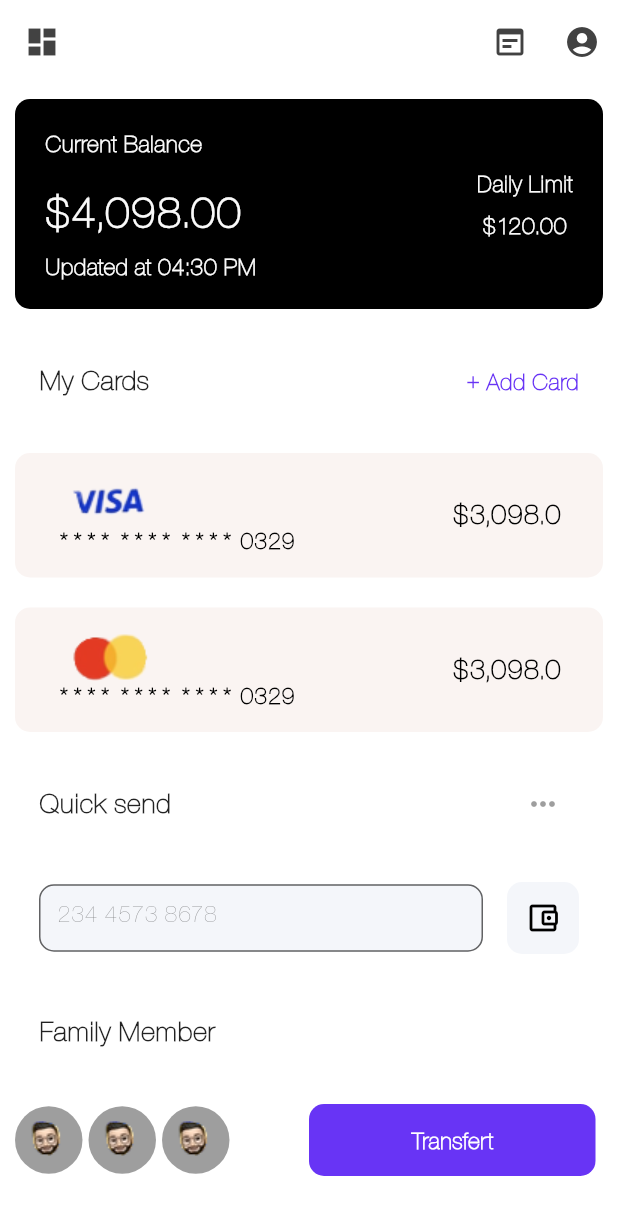
After one commit to Asam237/send_money_ui, a Flutter app: the screen it shows after launch, after a tap on "Continue", on a phone screen of 412 x 824 dp. The commit adds this screen. Shown: the top 1215 px of the screen. Run offline on Flutter 3.47's test engine with Material 2 defaults, Android fonts, the phone set to English and light mode, and no system bars.

Commit message:
feat: build home and landing screen

```diff
--- a/lib/views/components/text_component.dart
+++ b/lib/views/components/text_component.dart
@@ -22,7 +22,7 @@ class _TextComponentState extends State<TextComponent> {
         style: TextStyle(
             color: this.widget.color,
             fontSize: 30.0,
-            fontWeight: FontWeight.w700),
+            fontWeight: FontWeight.w800),
       );
     }
     if (this.widget.type == "subTitle") {
@@ -30,14 +30,14 @@ class _TextComponentState extends State<TextComponent> {
         this.widget.text.toString(),
         textAlign: this.widget.centered,
         style: TextStyle(
-            color: widget.color, fontSize: 20.0, fontWeight: FontWeight.w500),
+            color: widget.color, fontSize: 19.0, fontWeight: FontWeight.bold),
       );
     } else {
       return Text(
         textAlign: this.widget.centered,
         this.widget.text.toString(),
         style: TextStyle(
-            color: widget.color, fontSize: 16.0, fontWeight: FontWeight.w400),
+            color: widget.color, fontSize: 16.0, fontWeight: FontWeight.w700),
       );
     }
   }
--- /dev/null
+++ b/lib/views/screens/home_screen.dart
@@ -0,0 +1,275 @@
+import 'package:flutter/material.dart';
+import 'package:flutter/widgets.dart';
+import 'package:send_money_ui/commons/palettes.dart';
+import 'package:send_money_ui/views/components/button_component.dart';
+import 'package:send_money_ui/views/components/text_component.dart';
+
+class HomeScreen extends StatefulWidget {
+  const HomeScreen({Key? key}) : super(key: key);
+
+  @override
+  State<HomeScreen> createState() => _HomeScreenState();
+}
+
+class _HomeScreenState extends State<HomeScreen> {
+  @override
+  Widget build(BuildContext context) {
+    return Scaffold(
+      backgroundColor: Colors.white,
+      appBar: AppBar(
+        backgroundColor: Colors.white,
+        elevation: 0.0,
+        leading: Icon(
+          Icons.dashboard,
+          color: Colors.grey[800],
+        ),
+        actions: [
+          IconButton(
+              onPressed: () {},
+              icon: Icon(
+                Icons.wysiwyg_outlined,
+                color: Colors.grey[800],
+              )),
+          IconButton(
+              onPressed: () {},
+              icon: Icon(
+                Icons.account_circle_rounded,
+                color: Colors.grey[800],
+              ))
+        ],
+      ),
+      body: SafeArea(
+          child: Padding(
+        padding: const EdgeInsets.all(10.0),
+        child: ListView(
+          children: [
+            Container(
+              padding: EdgeInsets.all(20),
+              decoration: BoxDecoration(
+                  color: Colors.black, borderRadius: BorderRadius.circular(10)),
+              child: Row(
+                mainAxisAlignment: MainAxisAlignment.spaceBetween,
+                children: [
+                  Column(
+                    mainAxisAlignment: MainAxisAlignment.start,
+                    crossAxisAlignment: CrossAxisAlignment.start,
+                    children: [
+                      TextComponent(
+                        text: "Current Balance",
+                        color: Colors.grey[50],
+                      ),
+                      SizedBox(
+                        height: 20,
+                      ),
+                      TextComponent(
+                        type: "title",
+                        text: "\$4,098.00",
+                        color: Colors.grey[50],
+                      ),
+                      SizedBox(
+                        height: 10,
+                      ),
+                      TextComponent(
+                        text: "Updated at 04:30 PM",
+                        color: Colors.grey[50],
+                      ),
+                    ],
+                  ),
+                  Column(
+                    mainAxisAlignment: MainAxisAlignment.end,
+                    children: [
+                      TextComponent(
+                        text: "Daily Limit",
+                        color: Colors.grey[50],
+                      ),
+                      SizedBox(
+                        height: 10,
+                      ),
+                      TextComponent(
+                        text: "\$120.00",
+                        color: Colors.grey[50],
+                      ),
+                    ],
+                  )
+                ],
+              ),
+            ),
+            SizedBox(
+              height: 20,
+            ),
+            ListTile(
+              title: TextComponent(
+                text: "My Cards",
+                type: "subTitle",
+              ),
+              trailing: TextComponent(
+                text: "+ Add Card",
+                color: Palettes.secondary,
+              ),
+            ),
+            SizedBox(
+              height: 20,
+            ),
+            Container(
+              padding: EdgeInsets.all(12.0),
+              decoration: BoxDecoration(
+                  color: Color(0xfffaf4f2),
+                  borderRadius: BorderRadius.circular(10)),
+              child: ListTile(
+                title: Align(
+                  alignment: Alignment.topLeft,
+                  child: Image.asset(
+                    "assets/imgs/visa.png",
+                    fit: BoxFit.cover,
+                  ),
+                ),
+                subtitle: TextComponent(
+                  text: "**** **** **** 0329",
+                  color: Colors.black,
+                ),
+                trailing: TextComponent(
+                  text: "\$3,098.0",
+                  type: "subTitle",
+                  color: Colors.black,
+                ),
+              ),
+            ),
+            SizedBox(
+              height: 20,
+            ),
+            Container(
+              padding: EdgeInsets.all(12.0),
+              decoration: BoxDecoration(
+                  color: Color(0xfffaf4f2),
+                  borderRadius: BorderRadius.circular(10)),
+              child: ListTile(
+                title: Align(
+                  alignment: Alignment.topLeft,
+                  child: Image.asset(
+                    "assets/imgs/mastercard.png",
+                    fit: BoxFit.cover,
+                  ),
+                ),
+                subtitle: TextComponent(
+                  text: "**** **** **** 0329",
+                  color: Colors.black,
+                ),
+                trailing: TextComponent(
+                  text: "\$3,098.0",
+                  type: "subTitle",
+                  color: Colors.black,
+                ),
+              ),
+            ),
+            SizedBox(
+              height: 20,
+            ),
+            ListTile(
+              title: TextComponent(
+                text: "Quick send",
+                type: "subTitle",
+              ),
+              trailing: IconButton(
+                onPressed: null,
+                icon: Icon(Icons.more_horiz_outlined),
+              ),
+            ),
+            SizedBox(
+              height: 20,
+            ),
+            ListTile(
+              title: Container(
+                height: 45,
+                child: TextField(
+                  decoration: InputDecoration(
+                    focusColor: Colors.grey,
+                    filled: true,
+                    fillColor: Color(0xfff4f6fa),
+                    border: OutlineInputBorder(
+                        borderRadius: BorderRadius.circular(10)),
+                    hintText: "234 4573 8678",
+                  ),
+                ),
+              ),
+              trailing: Container(
+                decoration: BoxDecoration(
+                    color: Color(0xfff4f6fa),
+                    borderRadius: BorderRadius.circular(10)),
+                child: IconButton(
+                  onPressed: null,
+                  icon: Icon(
+                    Icons.account_balance_wallet_outlined,
+                    color: Colors.black,
+                  ),
+                ),
+              ),
+            ),
+            SizedBox(
+              height: 20,
+            ),
+            ListTile(
+              title: TextComponent(
+                text: "Family Member",
+                type: "subTitle",
+              ),
+            ),
+            SizedBox(
+              height: 20,
+            ),
+            Row(
+              children: [
+                Expanded(
+                  child: Row(
+                    children: [
+                      Container(
+                          margin: EdgeInsets.only(right: 4.0),
+                          padding: EdgeInsets.all(4.0),
+                          decoration: BoxDecoration(
+                              color: Colors.grey,
+                              borderRadius: BorderRadius.circular(100)),
+                          child: Padding(
+                            padding: const EdgeInsets.only(
+                                left: 5.0, top: 5.0, bottom: 5),
+                            child: Image.asset("assets/imgs/avatar.png"),
+                          )),
+                      Container(
+                          padding: EdgeInsets.all(4.0),
+                          margin: EdgeInsets.only(right: 4.0),
+                          decoration: BoxDecoration(
+                              color: Colors.grey,
+                              borderRadius: BorderRadius.circular(100)),
+                          child: Padding(
+                            padding: const EdgeInsets.only(
+                                left: 5.0, top: 5.0, bottom: 5),
+                            child: Image.asset("assets/imgs/avatar.png"),
+                          )),
+                      Container(
+                          margin: EdgeInsets.only(right: 4.0),
+                          padding: EdgeInsets.all(4.0),
+                          decoration: BoxDecoration(
+                              color: Colors.grey,
+                              borderRadius: BorderRadius.circular(100)),
+                          child: Padding(
+                            padding: const EdgeInsets.only(
+                                left: 5.0, top: 5.0, bottom: 5),
+                            child: Image.asset("assets/imgs/avatar.png"),
+                          )),
+                    ],
+                  ),
+                ),
+                Expanded(
+                  child: Container(
+                    child: ButtonComponent(
+                      type: "primary",
+                      title: "Transfert",
+                    ),
+                  ),
+                )
+              ],
+            )
+          ],
+        ),
+      )),
+    );
+  }
+}
--- a/lib/views/screens/landing_screen.dart
+++ b/lib/views/screens/landing_screen.dart
@@ -2,6 +2,9 @@ import 'package:flutter/material.dart';
 import 'package:flutter/services.dart';
 import 'package:send_money_ui/views/components/button_component.dart';
 import 'package:send_money_ui/views/components/text_component.dart';
+import 'package:send_money_ui/views/screens/home_screen.dart';
+
+import '../../commons/helpers.dart';
 
 class LandingScreen extends StatefulWidget {
   const LandingScreen({Key? key}) : super(key: key);
@@ -43,6 +46,9 @@ class _LandingScreenState extends State<LandingScreen> {
                 Expanded(
                     child: Container(
                   child: ButtonComponent(
+                    onTap: () {
+                      Navs.push(context, HomeScreen(), replace: true);
+                    },
                     title: "Continue",
                     type: "primary",
                   ),
```
Also changed, not shown: assets/imgs/avatar.png (added), assets/imgs/mastercard.png (added), assets/imgs/visa.png (added).
